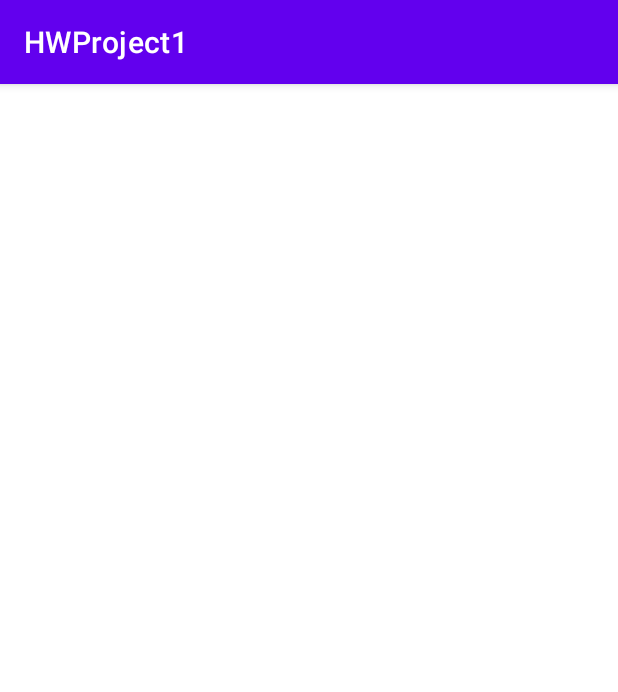
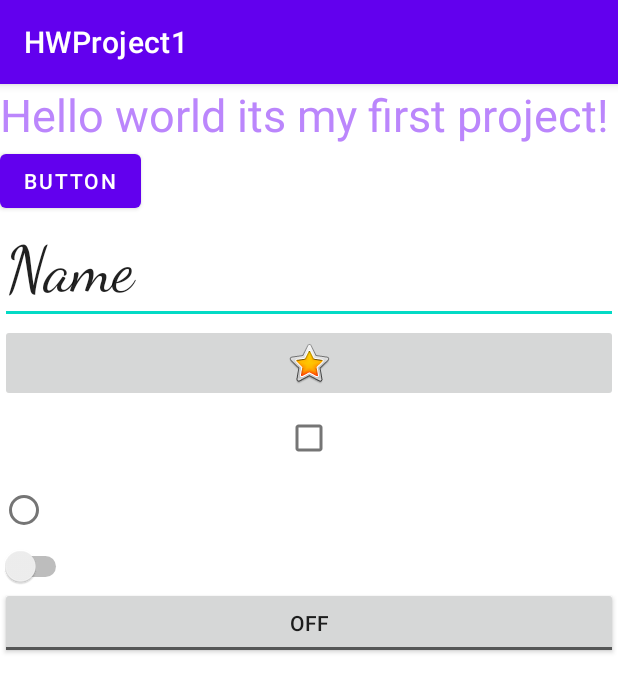
Before and after one commit to Alexey-geek/HWProject1, an Android app: the screen it shows after launch (MainActivity), on a phone screen of 412 x 824 dp. Shown: the top 692 px of the screen. Run offline under Robolectric (Android 15) with nearby library versions, the phone set to English and light mode, and no system bars.

Commit message:
Выполнен пункт номер один

```diff
--- a/app/src/main/res/layout/activity_main.xml
+++ b/app/src/main/res/layout/activity_main.xml
@@ -1,7 +1,64 @@
 <?xml version="1.0" encoding="utf-8"?>
-<LinearLayout
+<LinearLayout xmlns:android="http://schemas.android.com/apk/res/android"
+    xmlns:app="http://schemas.android.com/apk/res-auto"
+    xmlns:tools="http://schemas.android.com/tools"
     android:layout_width="match_parent"
-    android:layout_height="match_parent"
-    xmlns:android="http://schemas.android.com/apk/res/android">
+    android:layout_height="wrap_content"
+    android:orientation="vertical"
+    tools:context=".MainActivity"
+    android:layout_gravity="center|top">
+    <TextView
+        android:id="@+id/textView"
+        android:layout_width="wrap_content"
+        android:layout_height="wrap_content"
+        android:text="Hello world its my first project!"
+        android:textSize="30sp"
+        android:textColor="@color/purple_200"/>
+
+    <Button
+        android:id="@+id/button"
+        android:layout_width="wrap_content"
+        android:layout_height="wrap_content"
+        android:layout_weight="1"
+        android:text="Button" />
+
+    <EditText
+        android:id="@+id/editTextTextPersonName"
+        android:layout_width="match_parent"
+        android:layout_height="wrap_content"
+        android:ems="10"
+        android:fontFamily="cursive"
+        android:hint="name"
+        android:inputType="textPersonName"
+        android:text="Name"
+        android:textSize="42sp" />
+
+    <ImageButton
+        android:id="@+id/imageButton"
+        android:layout_width="match_parent"
+        android:layout_height="wrap_content"
+        app:srcCompat="@android:drawable/btn_star_big_on" />
+
+    <CheckBox
+        android:id="@+id/checkBox"
+        android:layout_width="match_parent"
+        android:layout_height="wrap_content"
+        android:textSize="24sp" />
+
+    <RadioGroup
+        android:layout_width="match_parent"
+        android:layout_height="match_parent" >
+
+        <RadioButton
+            android:id="@+id/radioButton"
+            android:layout_width="match_parent"
+            android:layout_height="wrap_content" />
+    </RadioGroup>
+    <Switch
+        android:layout_width="wrap_content"
+        android:layout_height="wrap_content"/>
+    <ToggleButton
+        android:layout_width="match_parent"
+        android:layout_height="wrap_content"/>
 
 </LinearLayout>
--- /dev/null
+++ b/app/src/main/res/values/dimens.xml
@@ -0,0 +1,4 @@
+<?xml version="1.0" encoding="utf-8"?>
+<resources>
+    <dimen name="textSize">27sp</dimen>
+</resources>
```
